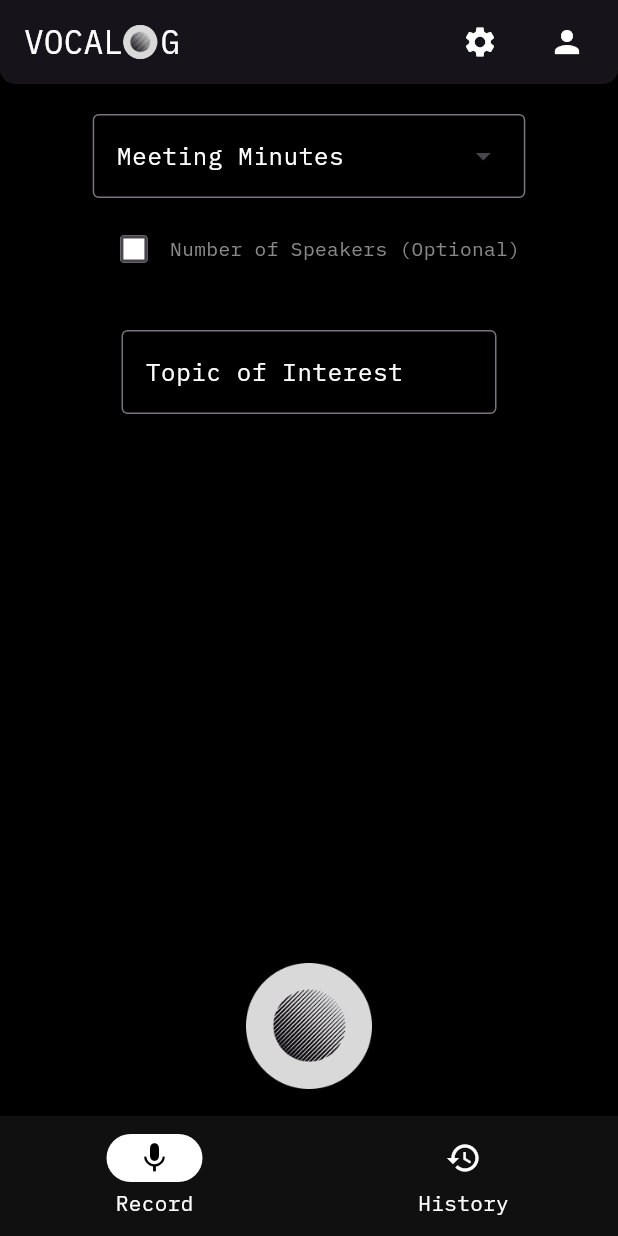
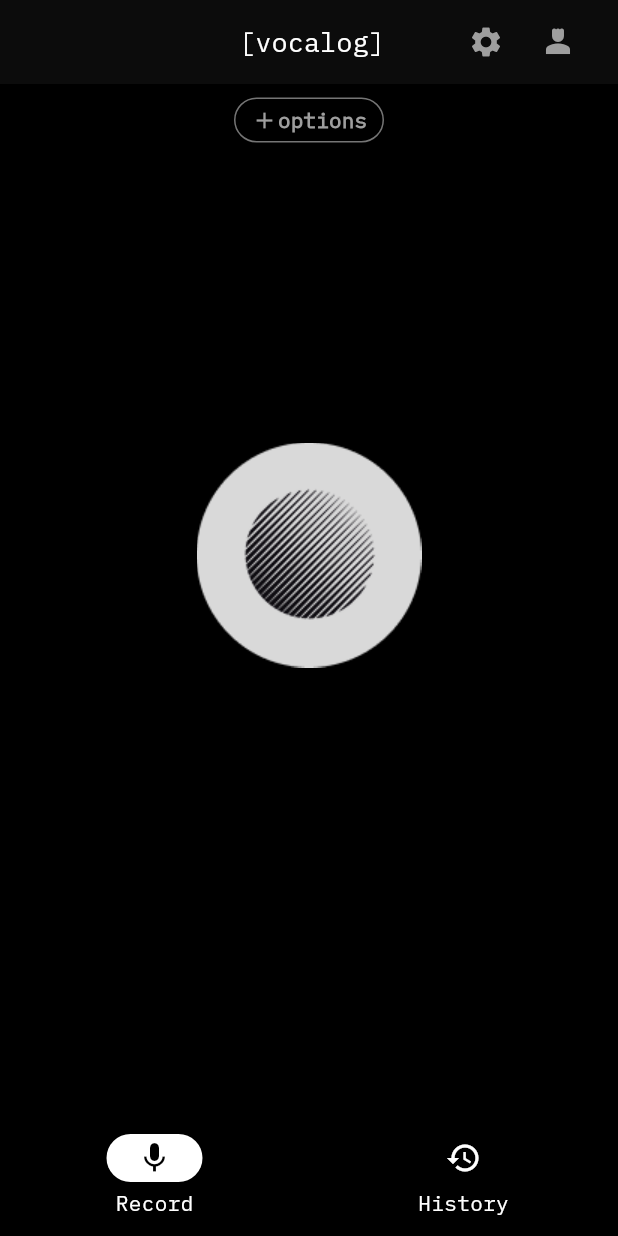
Before and after one commit to humzasadiq/vocalog, a Flutter app: the screen it shows after launch, on a phone screen of 412 x 824 dp. Run offline on Flutter 3.47's test engine with Material 3 defaults, Android fonts, the light colour scheme and no system bars; our stand-ins replace flutter_dotenv, flutter_easyloading, flutter_markdown, get, google_fonts, google_generative_ai and 2 more; missing offline and left inert: flutter_sound.

Commit message:
Major UI Overhaul

```diff
--- a/lib/controllers/ai_api.dart
+++ b/lib/controllers/ai_api.dart
@@ -1,9 +1,10 @@
 import 'dart:io';
 import 'package:google_generative_ai/google_generative_ai.dart';
+import 'package:flutter_dotenv/flutter_dotenv.dart';
 
 class AIApi {
   static Future<String> getAIMinutes(String transcript, String dirPath) async {
-    const String apiKey = String.fromEnvironment('ai', defaultValue: 'AI_API_KEY');
+    final String? apiKey = dotenv.env['ai'];
     if (apiKey == null) {
       throw Exception('GEMINI_API_KEY environment variable not set');
     }
--- a/lib/controllers/transcript_api.dart
+++ b/lib/controllers/transcript_api.dart
@@ -4,9 +4,10 @@ import 'dart:convert';
 import 'ai_api.dart';
 import 'dart:io';
 import 'package:path/path.dart';
+import 'package:flutter_dotenv/flutter_dotenv.dart';
 
 class TranscriptApi {
-  static const String apiKey = String.fromEnvironment('stt', defaultValue: 'eleven_api_key');
+  static String apiKey = "${dotenv.env['stt']!}";
 
   static Future<String?> getTranscript(String filePath, String fileName, String dirPath) async {
     try {
--- a/lib/main.dart
+++ b/lib/main.dart
@@ -5,8 +5,15 @@ import 'package:vocalog/view/HistoryScreen.dart';
 import 'package:vocalog/view/MainScreen.dart';
 import 'utils/Themes.dart';
 import 'controllers/recorder.dart';
-void main() {
-  // Initialize RecorderController before running the app
+import 'package:flutter_dotenv/flutter_dotenv.dart';
+
+void main() async {
+  WidgetsFlutterBinding.ensureInitialized();
+  try {
+    await dotenv.load(fileName: ".env");
+  } catch (e) {
+    print("Failed to load .env file: $e");
+  }
   Get.lazyPut(() => RecorderController());
   runApp(MyApp());
   configLoading();
@@ -24,14 +31,15 @@ void configLoading() {
 
 class MyApp extends StatelessWidget {
   MyApp({super.key});
-  late final RecorderController recorderController = Get.find<RecorderController>();
+  late final RecorderController recorderController =
+      Get.find<RecorderController>();
 
   @override
   Widget build(BuildContext context) {
     return GetMaterialApp(
       debugShowCheckedModeBanner: false,
-      themeMode: ThemeMode.system,
-      theme: ThemeData(fontFamily: 'IBM'),
+      themeMode: ThemeMode.dark,
+      theme: ThemeData(fontFamily: 'IBM', scaffoldBackgroundColor: Colors.black, colorScheme: ColorScheme.dark(primary: Colors.grey.shade600)),
       title: 'vocalog',
       builder: EasyLoading.init(),
       home: VocalogScreen(),
@@ -54,7 +62,7 @@ class _VocalogScreenState extends State<VocalogScreen> {
     return Scaffold(
       bottomNavigationBar: NavigationBarTheme(
         data: NavigationBarThemeData(
-          backgroundColor: Color(0xFF101010),
+          backgroundColor: Colors.black,
           indicatorColor: Colors.white,
           labelTextStyle: MaterialStateProperty.all(
             TextStyle(color: Colors.white),
--- a/lib/view/MainScreen.dart
+++ b/lib/view/MainScreen.dart
@@ -1,187 +1,57 @@
+import 'dart:ui';
 import 'package:flutter/material.dart';
 import 'package:get/get.dart';
 import 'package:vocalog/controllers/recorder.dart';
+import 'package:vocalog/view/Widgets/MainAppBar.dart';
 import 'Widgets/MainScreenWidgets/micWidget.dart';
-import 'SettingsScreen.dart';
-import 'Widgets/MainScreenWidgets/logforDropDown.dart';
-import 'Widgets/MainScreenWidgets/speakerCheckbox.dart';
-import 'Widgets/MainScreenWidgets/topicTextField.dart';
+import 'Widgets/MainScreenWidgets/Waveform.dart';
+import 'Widgets/MainScreenWidgets/options/optionsButton.dart';
 
 class MainScreen extends StatefulWidget {
   @override
   _MainScreenState createState() => _MainScreenState();
 }
 
-class _MainScreenState extends State<MainScreen>
-    with SingleTickerProviderStateMixin {
+class _MainScreenState extends State<MainScreen> {
   final RecorderController recorderController = Get.find<RecorderController>();
-
-  late final AnimationController _controller = AnimationController(
-    vsync: this,
-    duration: const Duration(milliseconds: 500),
-  );
-  late final Animation<AlignmentGeometry> _animation = Tween<AlignmentGeometry>(
-    begin: Alignment.bottomCenter,
-    end: const Alignment(0.0, 0.0),
-  ).animate(CurvedAnimation(
-    parent: _controller,
-    curve: Curves.easeInOut,
-  ));
-
-  @override
-  void initState() {
-    super.initState();
-
-    recorderController.isRecording.listen((isRecording) {
-      if (isRecording) {
-        _controller.forward();
-      } else {
-        _controller.reverse();
-      }
-    });
-  }
-
-  @override
-  void dispose() {
-    _controller.dispose();
-    super.dispose();
-  }
 
   @override
 Widget build(BuildContext context) {
   return Scaffold(
     backgroundColor: Colors.black,
-      appBar: AppBar(
-        shape: RoundedRectangleBorder(
-          borderRadius: BorderRadius.vertical(
-            bottom: Radius.circular(10),
+    appBar: CustomAppBar(),
+    body: Stack(
+      children: [
+        Obx(() => recorderController.isRecording.value ? Waveform() : const SizedBox()),
+        Align(
+          alignment: Alignment.center,
+          child: Padding(
+            padding: const EdgeInsets.only(bottom: 20),
+            child: Obx(() {
+              return Column(
+                mainAxisSize: MainAxisSize.min,
+                children: [
+                  RecordingWidget(),
+                  recorderController.isRecording.value
+                      ? Text(
+                          recorderController.recordingTime.value,
+                          style: const TextStyle(
+                            color: Colors.white,
+                            fontSize: 30,
+                            fontWeight: FontWeight.bold,
+                          ),
+                        )
+                      : const SizedBox(height: 40,),
+
+                ],
+              );
+            }),
           ),
         ),
-        backgroundColor: Color(0xFF101010),
-        automaticallyImplyLeading: false,
-        actions: [
-          SizedBox(width: 10),
-          IconButton(
-            onPressed: () => Get.to(SettingsScreen()),
-            icon: const Icon(Icons.settings),
-            color: Colors.white,
-          ),
-          SizedBox(width: 10),
-          IconButton(
-            onPressed: () => Get.to(SettingsScreen()),
-            icon: const Icon(Icons.person),
-            color: Colors.white,
-          ),
-          SizedBox(width: 10),
-        ],
-        title: Row(
-          mainAxisSize: MainAxisSize.max,
-          children: [
-            Text(
-              'VO',
-              style: TextStyle(
-                fontFamily: 'IBM',
-                color: Colors.white,
-                fontSize: 22,
-              ),
-            ),
-            Text(
-              'CAL',
-              style: TextStyle(
-                fontFamily: 'IBM',
-                color: Colors.white,
-                fontSize: 22,
-              ),
-            ),
-            Container(
-              width: 23,
-              height: 23,
-              decoration: BoxDecoration(
-                image: DecorationImage(
-                  fit: BoxFit.cover,
-                  image: Image.asset(
-                    'assets/icon2.png',
-                  ).image,
-                ),
-                shape: BoxShape.circle,
-              ),
-            ),
-            Padding(
-              padding: const EdgeInsets.only(left: 2),
-              child: Text(
-                'G',
-                style: TextStyle(
-                  fontFamily: 'IBM',
-                  color: Colors.white,
-                  fontSize: 22,
-                ),
-              ),
-            ),
-          ],
-        ),
-        centerTitle: false,
-        elevation: 2,
-      ),
-      body: Column(
-        children: [
-          Padding(
-            padding: const EdgeInsets.only(top: 10),
-            child: Obx(() {
-              if (!recorderController.isRecording.value) {
-                return Padding(
-                  padding: EdgeInsets.only(top: 10),
-                  child: Column(
-                    crossAxisAlignment: CrossAxisAlignment.center,
-                    children: [
-                      Logfordropdown(),
-                      SizedBox(height: 10),
-                      SpeakerCheckbox(),
-                      SizedBox(height: 20),
-                      Topictextfield(),
-                    ],
-                  ),
-                );
-              } else {
-                return SizedBox();
-              }
-            }),
-          ),
-          Expanded(
-            child: AlignTransition(
-              alignment: _animation,
-              child: Padding(
-                padding: const EdgeInsets.only(bottom: 10),
-                child: Column(
-                  mainAxisSize: MainAxisSize.min,
-                  children: [
-                    Obx(() {
-                      if (recorderController.isRecording.value) {
-                        return Text(
-                          recorderController.recordingTime.value,
-                          style: TextStyle(
-                            color: Colors.white,
-                            fontSize: 20,
-                            fontWeight: FontWeight.bold,
-                          ),
-                        );
-                      } else {
-                        return SizedBox.shrink();
-                      }
-                    }),
-                    Obx(() {
-                      return AnimatedContainer(
-                        duration: const Duration(milliseconds: 500),
-                        curve: Curves.easeInOut,
-                        width: recorderController.isRecording.value ? 250 : 100,
-                        height:
-                            recorderController.isRecording.value ? 250 : 100,
-                        child: RecordingWidget(),
-                      );
-                    }),
-                  ],
-                ),
-              ),
-            ),
+
+        Align(
+          alignment: Alignment.topCenter,
+          child: OptionsButton(),
         ),
       ],
     ),
--- /dev/null
+++ b/lib/view/Widgets/MainAppBar.dart
@@ -0,0 +1,83 @@
+import 'package:flutter/material.dart';
+import 'package:get/get.dart';
+import 'package:vocalog/view/SettingsScreen.dart';
+
+class CustomAppBar extends StatelessWidget implements PreferredSizeWidget {
+  @override
+  Size get preferredSize => Size.fromHeight(kToolbarHeight);
+
+  @override
+  Widget build(BuildContext context) {
+    return AppBar(
+      backgroundColor: Color(0xFF040404),
+      automaticallyImplyLeading: false,
+      centerTitle: true,
+      elevation: 2,
+      actions: [],
+      title: Row(
+        mainAxisAlignment: MainAxisAlignment.spaceBetween,
+        children: [
+          SizedBox(width: 100,),
+          Row(
+            children: [
+              const Text(
+                '[vocalog]',
+                style: TextStyle(
+                  fontFamily: 'IBM',
+                  color: Colors.white,
+                  fontSize: 18,
+                ),
+              ),
+              // const Text(
+              //   'cal',
+              //   style: TextStyle(
+              //     fontFamily: 'IBM',
+              //     color: Colors.white,
+              //     fontSize: 18,
+              //   ),
+              // ),
+              // Container(
+              //   width: 23,
+              //   height: 23,
+              //   decoration: BoxDecoration(
+              //     image: DecorationImage(
+              //       fit: BoxFit.cover,
+              //       image: Image.asset(
+              //         'assets/icon2.png',
+              //       ).image,
+              //     ),
+              //     shape: BoxShape.circle,
+              //   ),
+              // ),
+              // const Padding(
+              //   padding: EdgeInsets.only(left: 2),
+              //   child: Text(
+              //     'g',
+              //     style: TextStyle(
+              //       fontFamily: 'IBM',
+              //       color: Colors.white,
+              //       fontSize: 18,
+              //     ),
+              //   ),
+              // ),
+            ],
+          ),
+          Row(
+            children: [
+              IconButton(
+                onPressed: () => Get.to(SettingsScreen()),
+                icon: const Icon(Icons.settings),
+                color: Colors.grey,
+              ),
+              IconButton(
+                onPressed: () => Get.to(SettingsScreen()),
+                icon: const Icon(Icons.person_4),
+                color: Colors.grey,
+              ),
+            ],
+          ),
+        ],
+      ),
+    );
+  }
+}
--- a/lib/view/Widgets/MainScreenWidgets/micwidget.dart
+++ b/lib/view/Widgets/MainScreenWidgets/micwidget.dart
@@ -15,7 +15,7 @@ class RecordingWidget extends StatelessWidget {
           controller.isRecording.value
               ? 'assets/icon3.png'
               : 'assets/icon2.png',
-          width: double.infinity,
+          width: 200,
         ),
         // icon: Icon(controller.isRecording.value ? Icons.stop : Icons.mic),
 
--- /dev/null
+++ b/lib/view/Widgets/MainScreenWidgets/options/optionsButton.dart
@@ -0,0 +1,149 @@
+import 'package:flutter/material.dart';
+import 'package:get/get.dart';
+import 'package:vocalog/controllers/recorder.dart';
+
+import 'package:vocalog/view/Widgets/MainScreenWidgets/logforDropDown.dart';
+import 'package:vocalog/view/Widgets/MainScreenWidgets/speakerCheckbox.dart';
+import 'package:vocalog/view/Widgets/MainScreenWidgets/topicTextField.dart';
+
+class OptionsButton extends StatefulWidget {
+  const OptionsButton({super.key});
+
+  @override
+  State<OptionsButton> createState() => _OptionsButtonState();
+}
+
+class _OptionsButtonState extends State<OptionsButton> {
+  final RecorderController recorderController = Get.find<RecorderController>();
+  OverlayEntry? _overlayEntry;
+
+  void _toggleOptions(BuildContext context) {
+    if (_overlayEntry == null) {
+      _overlayEntry = _createOptionsOverlay(context);
+      Overlay.of(context).insert(_overlayEntry!);
+    } else {
+      _overlayEntry?.remove();
+      _overlayEntry = null;
+    }
+  }
+
+  OverlayEntry _createOptionsOverlay(BuildContext context) {
+    return OverlayEntry(
+      builder: (context) => Positioned(
+        top: 0,
+        left: 0,
+        right: 0,
+        bottom: 0,
+        child: GestureDetector(
+          onTap: () {
+            _overlayEntry?.remove();
+            _overlayEntry = null;
+          },
+          child: Container(
+            color: Colors.black54,
+            child: Center(
+              child: Container(
+                width: MediaQuery.of(context).size.width * 0.9,
+                height: MediaQuery.of(context).size.height * 0.5,
+                decoration: BoxDecoration(
+                  color: Color(0xFF101010),
+                  borderRadius: BorderRadius.circular(10),
+                  boxShadow: [
+                    BoxShadow(
+                      color: Colors.black.withOpacity(0.3),
+                      spreadRadius: 2,
+                      blurRadius: 5,
+                      offset: const Offset(0, 3),
+                    ),
+                  ],
+                ),
+                padding: const EdgeInsets.all(5),
+                child: Column(
+                  children: [
+                    // Close button
+                    Align(
+                      alignment: Alignment.topRight,
+                      child: IconButton(
+                        padding: EdgeInsets.all(0),
+                        icon: const Icon(Icons.close, color: Colors.white),
+                        onPressed: () {
+                          _overlayEntry?.remove();
+                          _overlayEntry = null;
+                        },
+                      ),
+                    ),
+                    Expanded(
+                      child: Scrollbar(
+                        thumbVisibility: true,
+                        radius: const Radius.circular(10),
+                        child: SingleChildScrollView(
+                          child: Padding(
+                            padding: const EdgeInsets.symmetric(horizontal: 10),
+                            child: Column(
+                              children: [
+                                Topictextfield(),
+                                const SizedBox(height: 10),
+                                Logfordropdown(),
+                                const SizedBox(height: 10),
+                                SpeakerCheckbox(),
+                              ],
+                            ),
+                          ),
+                        ),
+                      ),
+                    ),
+                  ],
+                ),
+              ),
+            ),
+          ),
+        ),
+      ),
+    );
+  }
+
+  @override
+  Widget build(BuildContext context) {
+    return SizedBox(
+      width: 100,
+      child: OutlinedButton(
+        style: OutlinedButton.styleFrom(
+          padding: EdgeInsets.zero,
+          minimumSize: const Size(50, 30),
+          alignment: Alignment.centerLeft,
+          side: BorderSide(width: 1.0, color: Colors.grey.shade600),
+        ),
+        onPressed: () {
+            _toggleOptions(context);
+        },
+        child: Row(
+          mainAxisAlignment: MainAxisAlignment.center,
+          children: [
+            Obx(() => Icon(
+                color: !recorderController.isRecording.value
+                    ? Colors.grey
+                    : Colors.grey.shade300,
+                Icons.add)),
+            Obx(() => Text(
+                  'options',
+                  style: TextStyle(
+                    color: !recorderController.isRecording.value
+                        ? Colors.grey
+                        : Colors.grey.shade300,
+                    fontWeight: FontWeight.bold,
+                  ),
+                )),
+          ],
+        ),
+      ),
+    );
+  }
+
+  @override
+  void dispose() {
+    // Ensure overlay is removed when widget is disposed
+    _overlayEntry?.remove();
+    _overlayEntry = null;
+    super.dispose();
+  }
+}
--- a/pubspec.yaml
+++ b/pubspec.yaml
@@ -37,7 +37,6 @@ dependencies:
   get: ^4.7.2
   flutter_easyloading: ^3.0.5
   google_fonts: ^6.2.1
-  record: ^5.2.1
   path_provider: ^2.1.5
   permission_handler: ^11.4.0
   flutter_sound: ^9.24.5
@@ -46,6 +45,8 @@ dependencies:
   intl: ^0.20.2
   flutter_markdown: ^0.7.6+2
   htmltopdfwidgets: ^1.0.9
+  rive: ^0.13.20
+  flutter_dotenv: ^5.2.1
 
 
 
@@ -78,7 +79,8 @@ flutter:
     - assets/icon.png
     - assets/icon2.png
     - assets/icon3.png
-
+    - assets/rive/vocalog.riv
+    - .env
   # An image asset can refer to one or more resolution-specific "variants", see
   # https://flutter.dev/to/resolution-aware-images
 
```
Also changed, not shown: lib/controllers/recorder.dart (+67 -3 lines), lib/view/Widgets/MainScreenWidgets/Waveform.dart (added, +25 -0 lines), lib/view/Widgets/OutputWidget/audioPlayer.dart (+10 -10 lines), pubspec.lock, 16 other files. Lines whose indentation alone changed are shown as unchanged.
